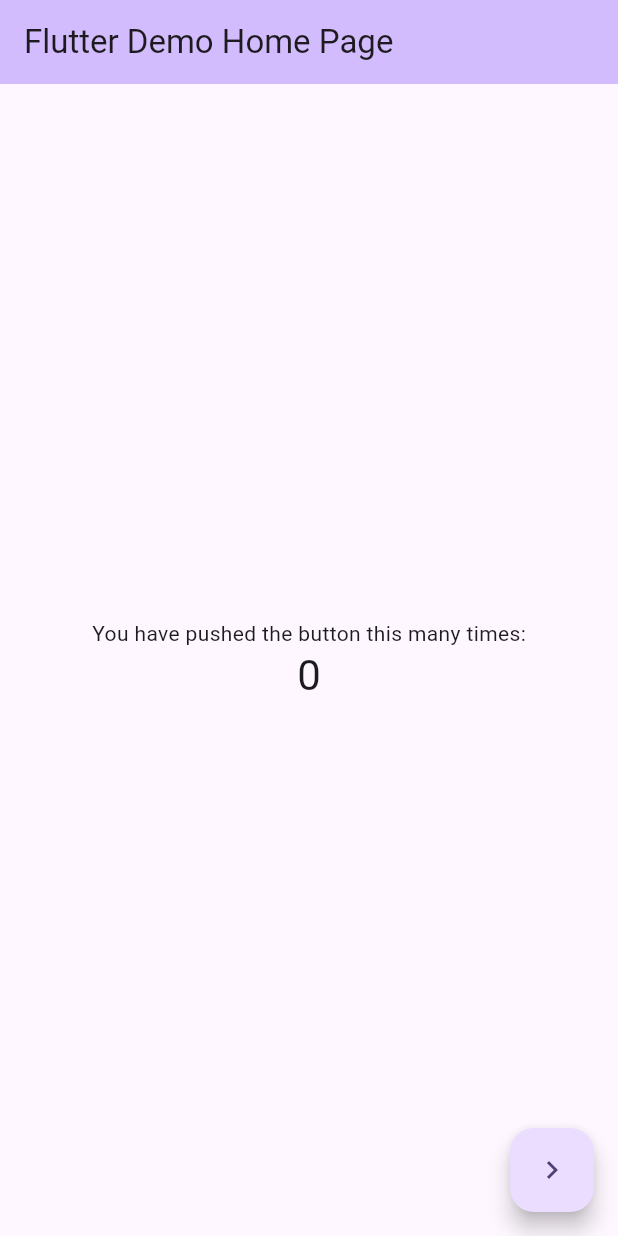
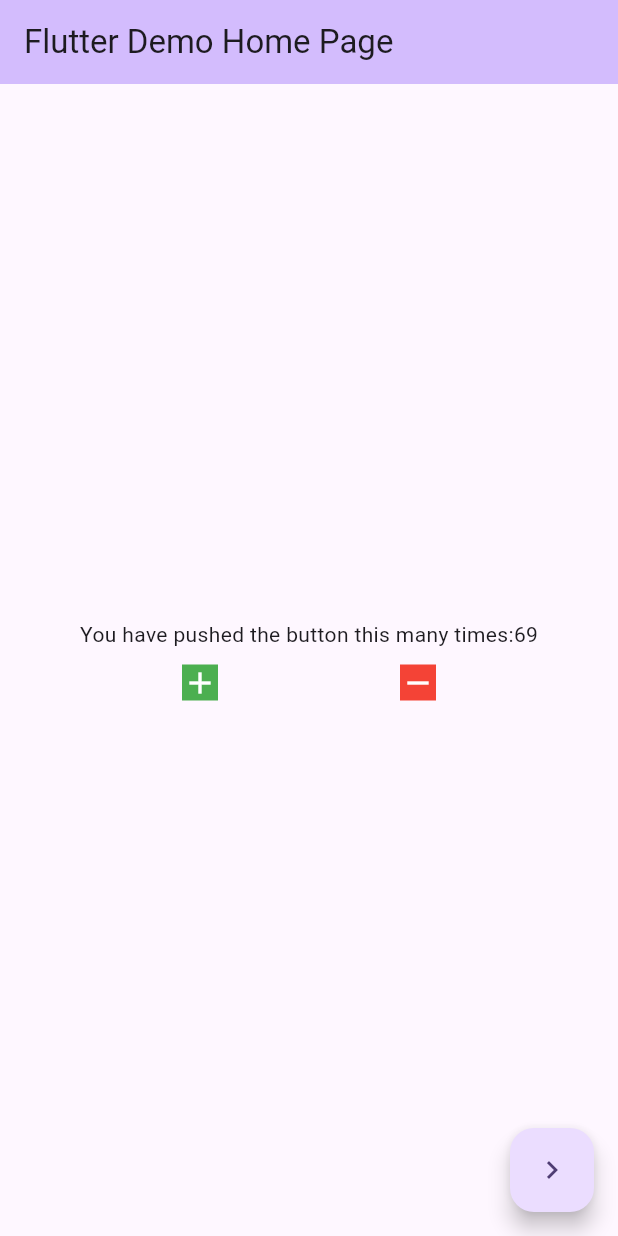
Before and after one commit to KenamSai/CounterBloc, a Flutter app: the screen it shows after launch, on a phone screen of 412 x 824 dp. Run offline on Flutter 3.47's test engine with Material 3 defaults, Android fonts, the phone set to English and light mode, and no system bars; our stand-ins replace flutter_bloc.

Commit message:
Bloc,Cubit Learnings

```diff
--- a/lib/bloc/counter_bloc.dart
+++ /dev/null
@@ -1,17 +0,0 @@
-import 'package:flutter_bloc/flutter_bloc.dart';
-part 'counter_event.dart'; // so that final child classes like increment which are final can be extended
-
-class CounterBloc extends Bloc<CounterEvent, int> {
-  CounterBloc() : super(0) {
-    on<CounterIncrement>((event, emit) {
-      emit(state + 1);
-    });
-    on<CounterDecrement>((event, emit) {
-      if (state == 0) {
-        return;
-      }
-
-      emit(state - 1);
-    });
-  }
-}
--- a/lib/bloc/counter_event.dart
+++ /dev/null
@@ -1,9 +0,0 @@
-part of 'counter_bloc.dart';
-
-//super class
-sealed class CounterEvent {}
-
-//event
-final class CounterIncrement extends CounterEvent {}
-
-final class CounterDecrement extends CounterEvent {}
--- a/lib/home_page.dart
+++ b/lib/home_page.dart
@@ -1,6 +1,5 @@
-import 'package:counterappblocpackg/bloc/counter_bloc.dart';
+import 'package:counterappblocpackg/bloc_observer.dart';
 import 'package:counterappblocpackg/cubit/counter_cubit.dart';
-import 'package:counterappblocpackg/inc_dec.dart';
 import 'package:flutter/material.dart';
 import 'package:flutter_bloc/flutter_bloc.dart';
 
@@ -15,9 +14,14 @@ class MyHomePage extends StatefulWidget {
 
 class _MyHomePageState extends State<MyHomePage> {
   @override
+  void initState() {
+    super.initState();
+  }
+
+  @override
   Widget build(BuildContext context) {
-    final counterCubit = BlocProvider.of<CounterCubit>(context);
-    final counterBloc = BlocProvider.of<CounterBloc>(context);
+    final cubit = CounterCubit(initialState: 69);
+
     return Scaffold(
       appBar: AppBar(
         backgroundColor: Theme.of(context).colorScheme.inversePrimary,
@@ -27,27 +31,59 @@ class _MyHomePageState extends State<MyHomePage> {
         child: Column(
           mainAxisAlignment: MainAxisAlignment.center,
           children: <Widget>[
-            const Text(
-              'You have pushed the button this many times:',
+            Text(
+              'You have pushed the button this many times:${cubit.state}',
             ),
-            BlocBuilder<CounterBloc, int>(
-            //    bloc: counterCubit,
-                builder: (context, counter) {
-                  return Text(
-                    '$counter',
-                    style: Theme.of(context).textTheme.headlineMedium,
-                  );
-                }),
+            const SizedBox(
+              height: 10,
+            ),
+            Row(
+              mainAxisAlignment: MainAxisAlignment.spaceEvenly,
+              children: [
+                GestureDetector(
+                  onTap: () {
+                    cubit.increment();
+                  },
+                  child: Container(
+                    color: Colors.green,
+                    child: const Icon(
+                      Icons.add,
+                      color: Colors.white,
+                    ),
+                  ),
+                ),
+                GestureDetector(
+                  onTap: () {
+                    cubit.decrement();
+                  },
+                  child: Container(
+                    color: Colors.red,
+                    child: const Icon(
+                      Icons.remove,
+                      color: Colors.white,
+                    ),
+                  ),
+                )
+              ],
+            )
+            // BlocBuilder<CounterBloc, int>(
+            // //    bloc: counterCubit,
+            //     builder: (context, counter) {
+            //       return Text(
+            //         '$counter',
+            //         style: Theme.of(context).textTheme.headlineMedium,
+            //       );
+            //     }),
           ],
         ),
       ),
       floatingActionButton: FloatingActionButton(
         onPressed: () {
-          Navigator.of(context).push(
-            MaterialPageRoute(
-              builder: (context) => const IncDec(),
-            ),
-          );
+          // Navigator.of(context).push(
+          //   MaterialPageRoute(
+          //     builder: (context) => const IncDec(),
+          //   ),
+          // );
         },
         child: const Icon(Icons.navigate_next),
       ),
--- a/lib/main.dart
+++ b/lib/main.dart
@@ -1,10 +1,10 @@
-import 'package:counterappblocpackg/bloc/counter_bloc.dart';
-import 'package:counterappblocpackg/cubit/counter_cubit.dart';
+import 'package:counterappblocpackg/bloc_observer.dart';
 import 'package:counterappblocpackg/home_page.dart';
 import 'package:flutter/material.dart';
 import 'package:flutter_bloc/flutter_bloc.dart';
 
 void main() {
+  Bloc.observer = LogBlocObserver();
   runApp(const MyApp());
 }
 
@@ -13,23 +13,14 @@ class MyApp extends StatelessWidget {
 
   @override
   Widget build(BuildContext context) {
-    return MultiBlocProvider(
-      providers: [
-        BlocProvider(
-          create: (context) => CounterCubit(),
-        ),
-        BlocProvider(
-          create: (context) => CounterBloc(),
-        ),
-      ],
-      child: MaterialApp(
-        title: 'Counter App',
-        theme: ThemeData(
-          colorScheme: ColorScheme.fromSeed(seedColor: Colors.deepPurple),
-          useMaterial3: true,
-        ),
-        home: const MyHomePage(title: 'Flutter Demo Home Page'),
+    return MaterialApp(
+      debugShowCheckedModeBanner: false,
+      title: 'Counter App',
+      theme: ThemeData(
+        colorScheme: ColorScheme.fromSeed(seedColor: Colors.deepPurple),
+        useMaterial3: true,
       ),
+      home: const MyHomePage(title: 'Flutter Demo Home Page'),
     );
   }
 }
```
Also changed, not shown: lib/bloc_observer.dart (added, +14 -0 lines), lib/cubit/counter_cubit.dart (+15 -11 lines), lib/inc_dec.dart (deleted, +0 -45 lines), pubspec.lock, 193 other files.
